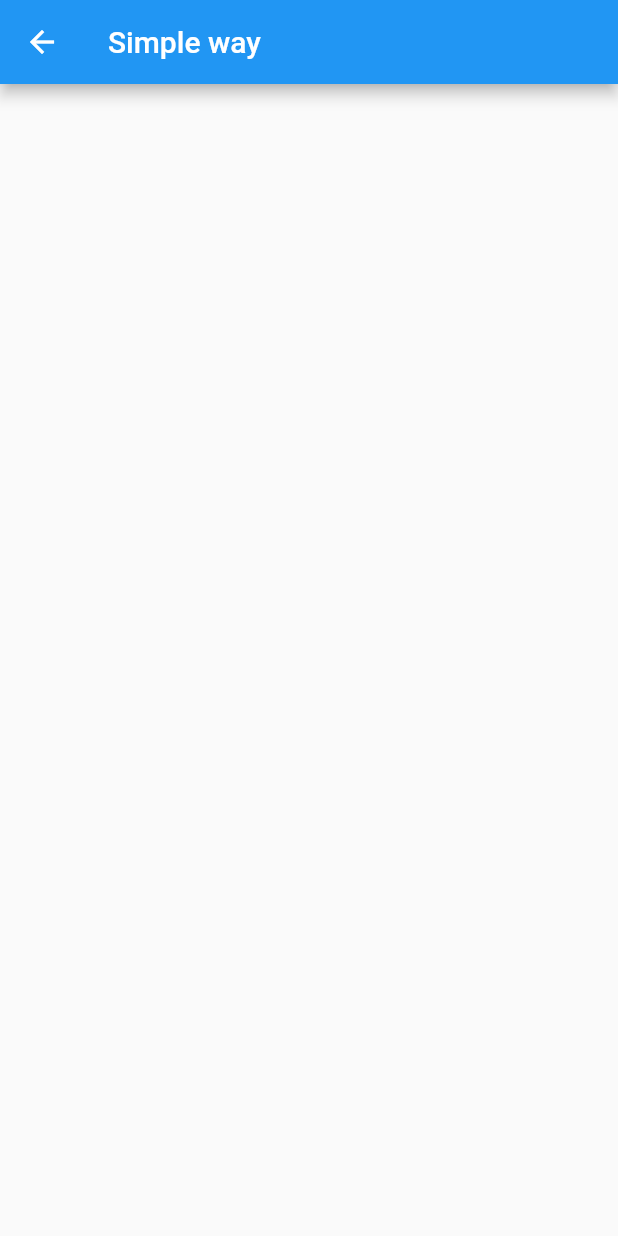
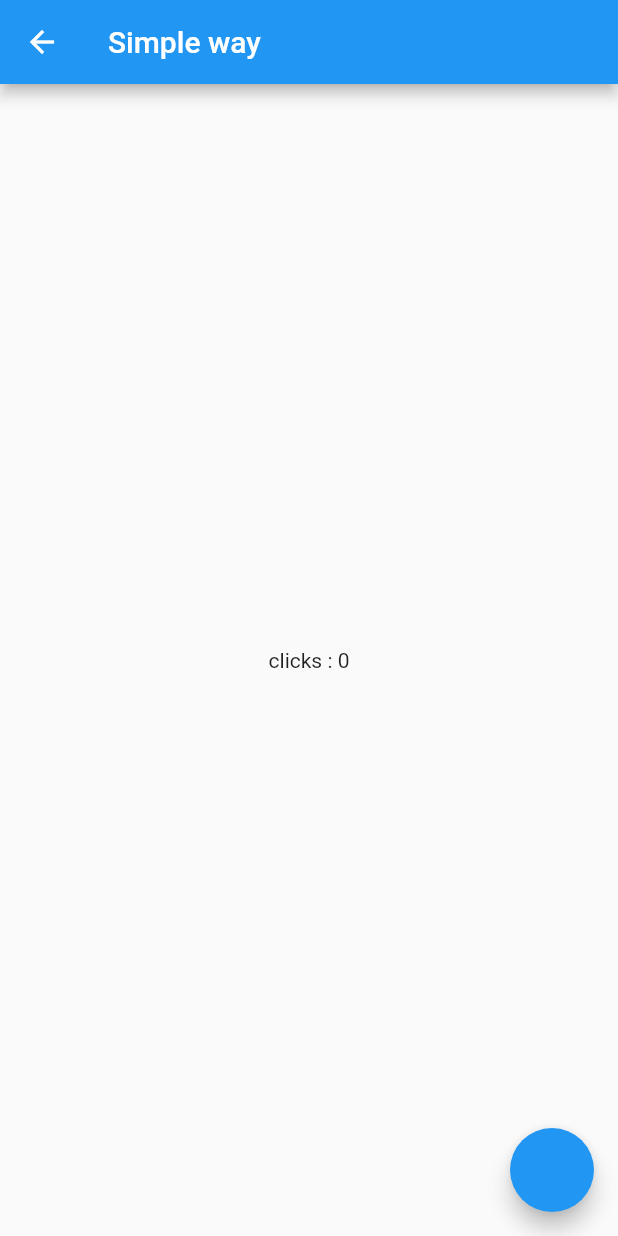
Before and after one commit to JangInHwa/flutter-getx-practice-2, a Flutter app: the SimplePage screen opened directly, on a phone screen of 412 x 824 dp. Run offline on Flutter 3.47's test engine with Material 2 defaults, Android fonts, the phone set to English and light mode, and no system bars; our stand-ins replace get.

Commit message:
Simple way를 Reactive way에 구현한 것을 수정

```diff
--- a/lib/pages/simple.dart
+++ b/lib/pages/simple.dart
@@ -1,4 +1,6 @@
 import 'package:flutter/material.dart';
+import 'package:get/get.dart';
+import 'package:getx_state_management_practice/getx/controller.dart';
 
 class SimplePage extends StatelessWidget {
   const SimplePage({Key? key}) : super(key: key);
@@ -7,7 +9,17 @@ class SimplePage extends StatelessWidget {
   Widget build(BuildContext context) {
     return Scaffold(
       appBar: AppBar(title: const Text('Simple way')),
-      body: Container(),
+      body: Center(
+        child: GetBuilder<Counter>(
+          init: Counter(),
+          builder: (controller) => Text('clicks : ${controller.count}'),
+        ),
+      ),
+      floatingActionButton: FloatingActionButton(
+        onPressed: () {
+          Get.find<Counter>().increase();
+        },
+      ),
     );
   }
 }
```
